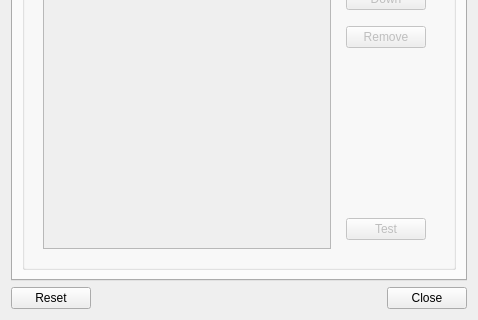
elviosak/plugin-wingmenu, file wingmenuconfiguration.ui: the form before one commit; both pictures show x 0 to 478 and y 285 to 605 of the 478 by 605 pixel window.
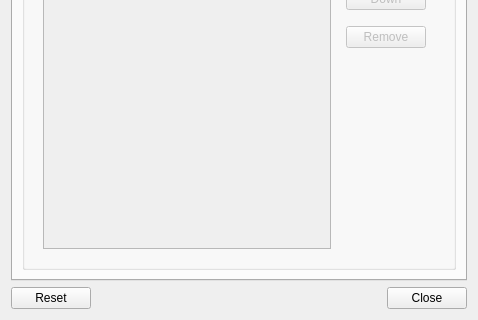
The form after the commit. The open tabs and pages were chosen to show the change. Icons and pictures are not drawn. Custom widgets are drawn as their Qt base class.

Commit message: Removed test button

Patch:
```diff
--- a/wingmenuconfiguration.ui
+++ b/wingmenuconfiguration.ui
@@ -485,13 +485,6 @@
                   </property>
                  </spacer>
                 </item>
-                <item>
-                 <widget class="QPushButton" name="testPB">
-                  <property name="text">
-                   <string>Test</string>
-                  </property>
-                 </widget>
-                </item>
                </layout>
               </widget>
              </item>
```
Left out of the diff: 1 changed line with no effect on the pictures.
